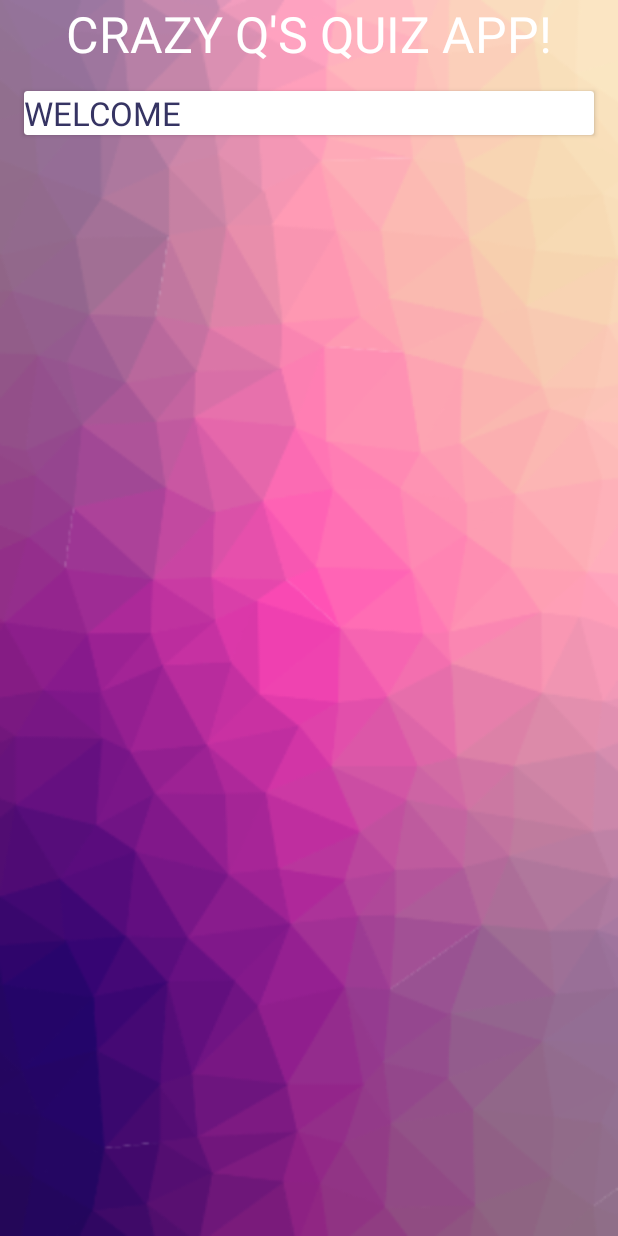
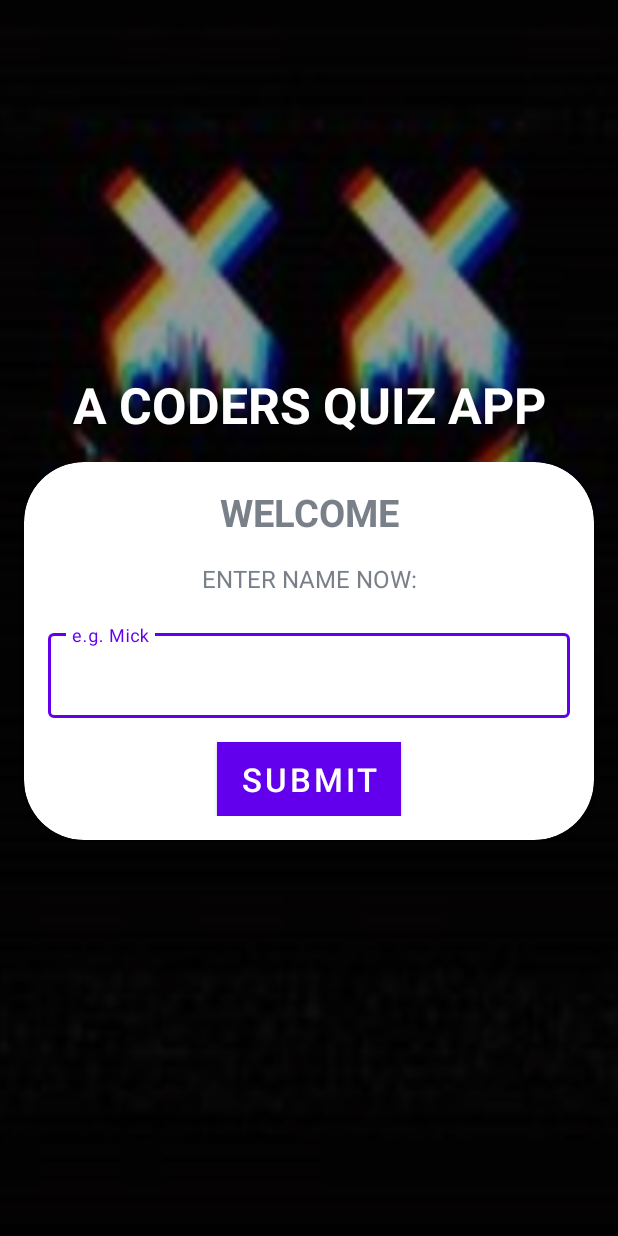
Before and after one commit to 20041540MichaelKelly/Quiz-App, an Android app: the screen it shows after launch (MainActivity), on a phone screen of 412 x 824 dp. Run offline under Robolectric (Android 15) with nearby library versions, the phone set to English and light mode, and no system bars.

Commit message:
have implemented the UI for the landing page

```diff
--- a/app/src/main/res/layout/activity_main.xml
+++ b/app/src/main/res/layout/activity_main.xml
@@ -3,7 +3,9 @@
     xmlns:tools="http://schemas.android.com/tools"
     android:layout_width="match_parent"
     android:layout_height="match_parent"
-    android:background="@drawable/quiz_bg"
+    xmlns:app="http://schemas.android.com/apk/res-auto"
+    android:background="@drawable/quiz_hack"
+    android:gravity="center"
     android:orientation="vertical"
     tools:context=".MainActivity">
 
@@ -12,31 +14,72 @@
         android:layout_height="wrap_content"
         android:gravity="center"
         android:textSize="33sp"
+        android:textStyle="bold"
         android:textAllCaps="true"
-        android:text="@string/crazy_q_s_quiz_app"
+        android:text="@string/coders_title"
         android:textColor="@color/white" />
 
-    <androidx.cardview.widget.CardView
+    <com.google.android.material.card.MaterialCardView
         android:layout_width="match_parent"
         android:layout_height="wrap_content"
+        android:layout_marginBottom="30dp"
+        app:cardCornerRadius="40dp"
         android:layout_margin="16dp">
 
         <LinearLayout
-            android:layout_width="wrap_content"
-            android:layout_height="match_parent"
+            android:layout_width="match_parent"
+            android:layout_height="wrap_content"
+            android:layout_margin="16dp"
             android:orientation="vertical">
 
             <TextView
-            android:id="@+id/textView"
+                android:id="@+id/tvWelcome"
                 android:layout_width="match_parent"
                 android:layout_height="wrap_content"
                 android:gravity="center"
                 android:text="@string/welcome"
                 android:textAllCaps="true"
-            android:textColor="#363463"
-            android:textSize="22sp" />
+                android:textStyle="bold"
+                android:textColor="#7A8089"
+                android:textSize="25sp" />
+
+            <TextView
+                android:id="@+id/tvEnterName"
+                android:layout_width="match_parent"
+                android:layout_height="wrap_content"
+                android:gravity="center"
+                android:text="@string/enter_name_now"
+                android:textAllCaps="true"
+                android:textColor="#7A8089"
+                android:layout_marginTop="16dp"
+                android:textSize="16sp" />
+
+            <com.google.android.material.textfield.TextInputLayout
+                android:layout_width="match_parent"
+                android:layout_height="wrap_content"
+                android:layout_marginTop="20dp"
+                style="@style/Widget.MaterialComponents.TextInputLayout.OutlinedBox"
+                >
+
+                <androidx.appcompat.widget.AppCompatEditText
+                    android:layout_width="match_parent"
+                    android:layout_height="wrap_content"
+                    android:hint="@string/e_g_mick"
+                    android:inputType="textCapWords"
+                    android:textColor="#378472"/>
+
+            </com.google.android.material.textfield.TextInputLayout>
+            <Button
+                android:layout_width="wrap_content"
+                android:layout_height="match_parent"
+                android:layout_gravity="center_horizontal"
+                android:layout_marginTop="16dp"
+                android:background="@color/design_default_color_primary"
+                android:textColor="@color/white"
+                android:textSize="22sp"
+                android:text="@string/submit"/>
         </LinearLayout>
-    </androidx.cardview.widget.CardView>
+    </com.google.android.material.card.MaterialCardView>
 
 
 </LinearLayout>
--- a/app/src/main/res/values/strings.xml
+++ b/app/src/main/res/values/strings.xml
@@ -1,5 +1,8 @@
 <resources>
     <string name="app_name">Quiz App</string>
-    <string name="crazy_q_s_quiz_app">Crazy Q\'s Quiz App!</string>
+    <string name="coders_title">A Coders Quiz App</string>
     <string name="welcome">Welcome</string>
+    <string name="enter_name_now">Enter Name Now:</string>
+    <string name="e_g_mick">e.g. Mick</string>
+    <string name="submit">Submit</string>
 </resources>
--- a/app/src/main/res/values/themes.xml
+++ b/app/src/main/res/values/themes.xml
@@ -1,6 +1,6 @@
 <resources xmlns:tools="http://schemas.android.com/tools">
     <!-- Base application theme. -->
-    <style name="Theme.QuizApp" parent="Theme.AppCompat.DayNight.NoActionBar">
+    <style name="Theme.QuizApp" parent="Theme.MaterialComponents.DayNight.NoActionBar">
         <!-- Primary brand color. -->
         <item name="colorPrimary">@color/purple_500</item>
         <item name="colorPrimaryVariant">@color/purple_700</item>
@@ -12,5 +12,6 @@
         <!-- Status bar color. -->
         <item name="android:statusBarColor">?attr/colorPrimaryVariant</item>
         <!-- Customize your theme here. -->
+        <item name="android:windowFullscreen">true</item>
     </style>
 </resources>
```
Also changed, not shown: app/src/main/res/drawable-v24/quiz_hack.PNG (added). Lines whose indentation alone changed are shown as unchanged.
